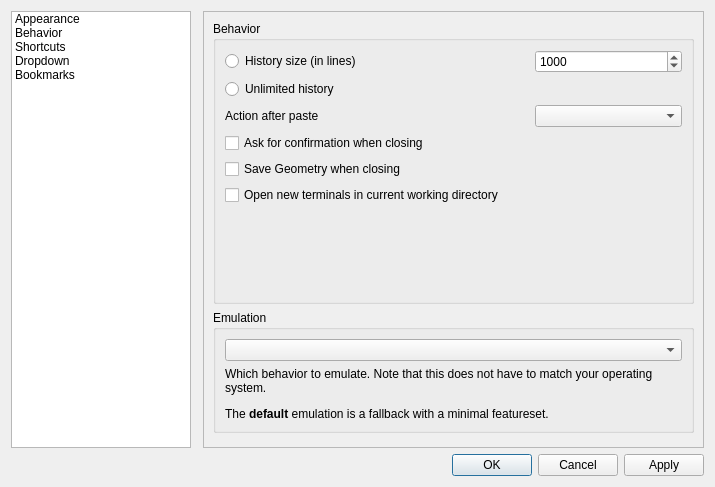
Old version of the form src/forms/propertiesdialog.ui in the repository lxqt/qterminal.
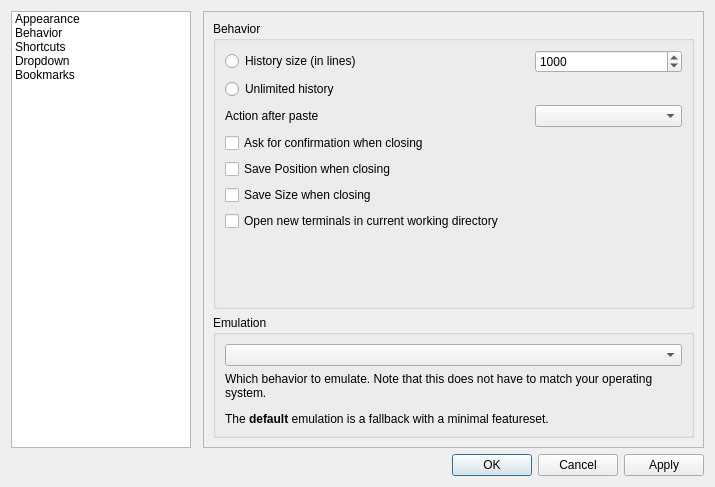
New version of the form. The open tabs and pages were chosen to show the change.

Commit message: split geometry into size and position

```diff
--- a/src/forms/propertiesdialog.ui
+++ b/src/forms/propertiesdialog.ui
@@ -364,7 +364,7 @@
             </property>
            </widget>
           </item>
-          <item row="6" column="1">
+          <item row="7" column="1">
            <spacer name="verticalSpacer_4">
             <property name="orientation">
              <enum>Qt::Vertical</enum>
@@ -377,17 +377,24 @@
             </property>
            </spacer>
           </item>
-          <item row="5" column="0" colspan="3">
+          <item row="6" column="0" colspan="3">
            <widget class="QCheckBox" name="useCwdCheckBox">
             <property name="text">
              <string>Open new terminals in current working directory</string>
             </property>
            </widget>
           </item>
+          <item row="5" column="0" colspan="3">
+           <widget class="QCheckBox" name="saveSizeOnExitCheckBox">
+            <property name="text">
+             <string>Save Size when closing</string>
+            </property>
+           </widget>
+          </item>
           <item row="4" column="0" colspan="3">
            <widget class="QCheckBox" name="saveGeomOnExitCheckBox">
             <property name="text">
-             <string>Save Geometry when closing</string>
+             <string>Save Position when closing</string>
             </property>
            </widget>
           </item>
```
Left out of the diff: 2 changed lines with no effect on the pictures. The commit also changes 6 other files.
